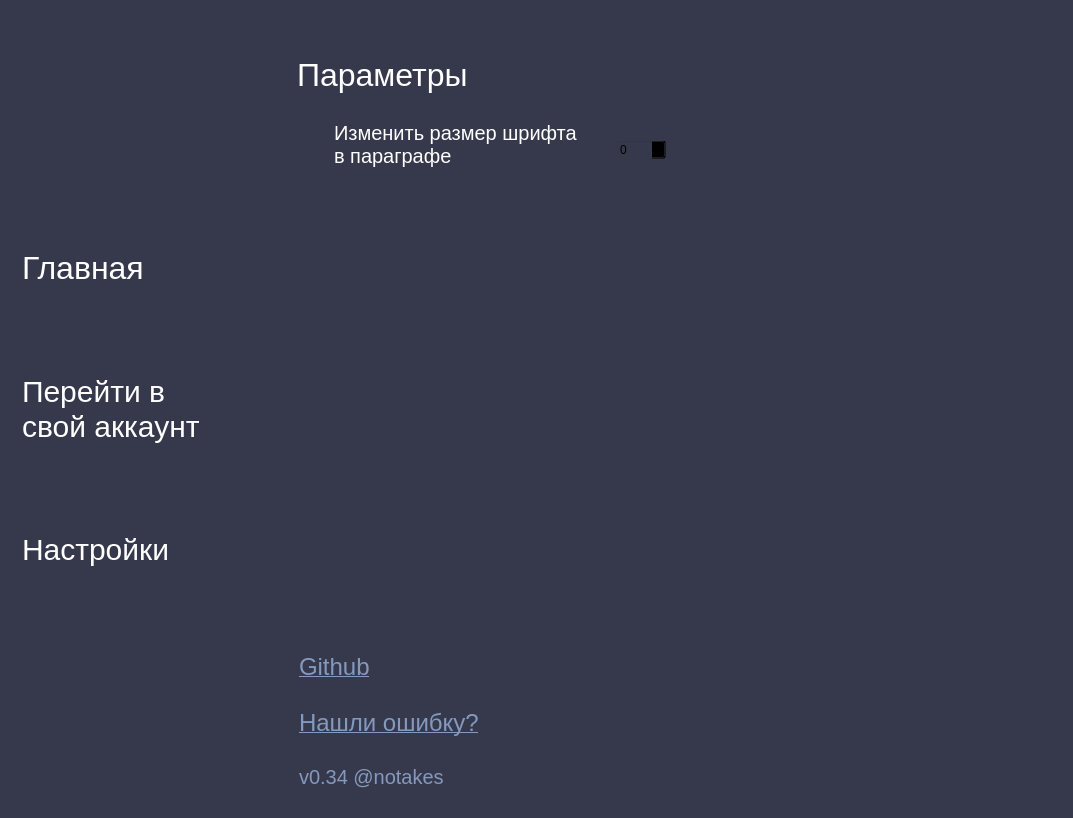
First picture: the form in ui/settings_pageUI.ui, repository NotAKes/frog.study, before the edit.
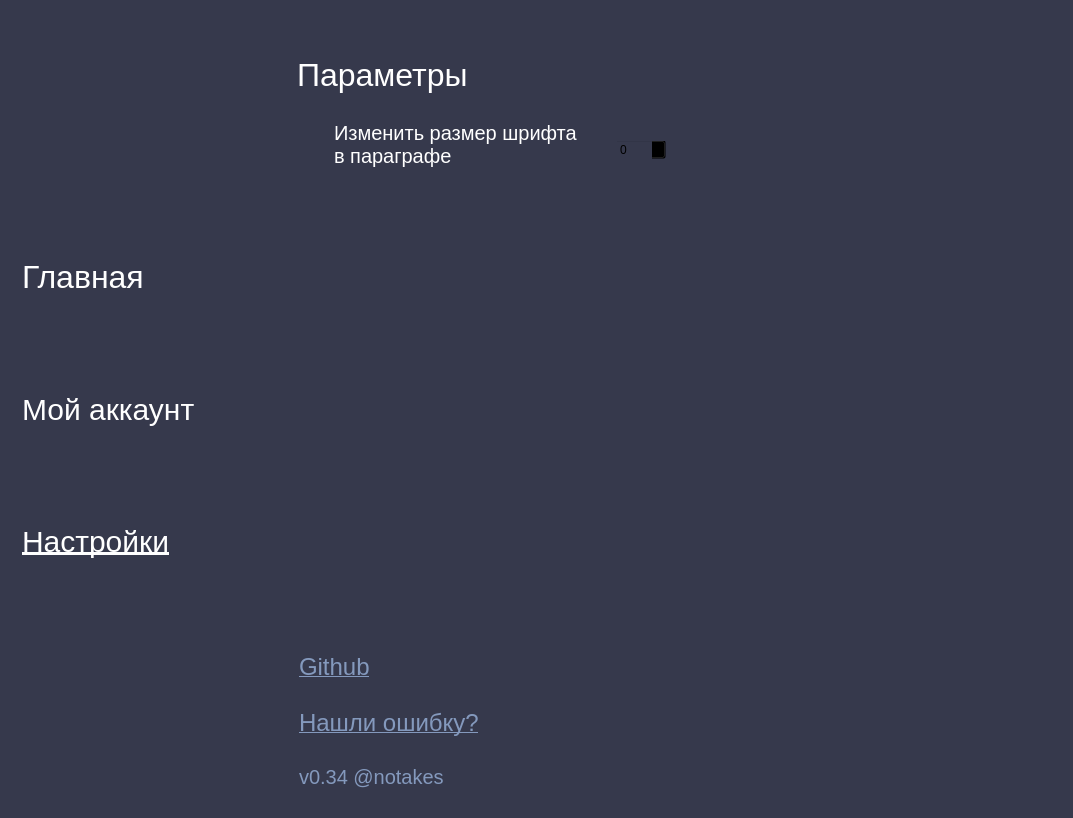
Second picture: the form after the edit.

Commit message: settings+main+account pages

```diff
--- a/ui/settings_pageUI.ui
+++ b/ui/settings_pageUI.ui
@@ -73,8 +73,7 @@
 text-align:left;</string>
          </property>
          <property name="text">
-          <string>Перейти в
-свой аккаунт</string>
+          <string>Мой аккаунт</string>
          </property>
         </widget>
        </item>
@@ -86,7 +85,8 @@
 color:white;
 font-size:30px;
 padding-left:4%;
-text-align:left;</string>
+text-align:left;
+text-decoration:underline;</string>
          </property>
          <property name="text">
           <string>Настройки</string>
```
The commit also changes 6 other files.
